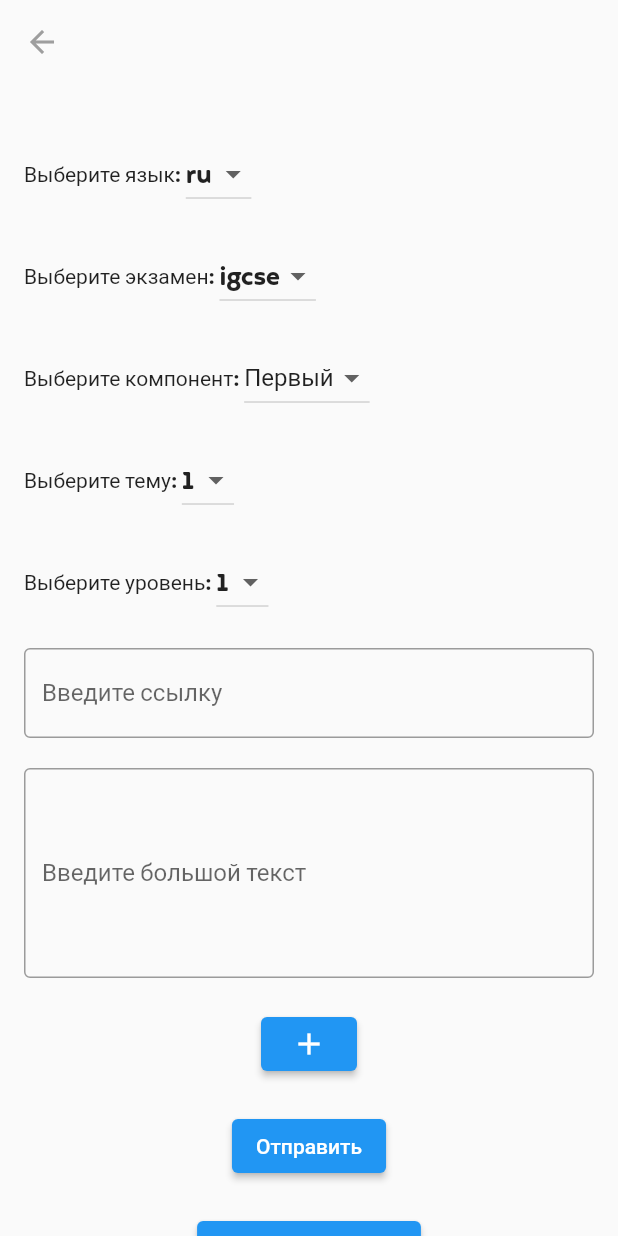
After one commit to chillit/codehub2, a Flutter app: the MyForm screen opened directly, after a tap on "Отправить", on a phone screen of 412 x 824 dp. The commit adds this screen. Run offline on Flutter 3.47's test engine with Material 2 defaults, Android fonts, the phone set to English and light mode, and no system bars; our stand-ins replace awesome_dialog, firebase_auth, firebase_core, firebase_database, firebase_messaging, just_audio and 1 more; accounts and stored records are empty; generated files the repository leaves out were written again.

Commit message:
add courses from teachers and can see the diff variations of level

```diff
--- a/lib/l10n/app_en.arb
+++ b/lib/l10n/app_en.arb
@@ -50,5 +50,8 @@
     "no": "No",
     "yes": "Yes",
     "oshibka": "Something went wrong :(",
-    "noMistakesMessage": "You don't have any recent mistakes :)"
+    "noMistakesMessage": "You don't have any recent mistakes :)",
+    "cong": "Congrats!!",
+    "lvlcomp": "Level completed successfully.",
+    "proscore": "Score"
 }
--- a/lib/l10n/app_kk.arb
+++ b/lib/l10n/app_kk.arb
@@ -55,5 +55,8 @@
     "no": "Жоқ",
     "yes": "Иә",
     "oshibka": "Бірдеңе дұрыс емес болып кетті :(",
-    "noMistakesMessage": "Сізде соңғы қателер жоқ :)"
+    "noMistakesMessage": "Сізде соңғы қателер жоқ :)",
+    "cong": "Құттықтаймыз!",
+    "lvlcomp": "Деңгей сәтті өттілді.",
+    "Proscore": "Нәтиже"
 }
--- a/lib/l10n/app_ru.arb
+++ b/lib/l10n/app_ru.arb
@@ -49,5 +49,8 @@
     "no": "Нет",
     "yes": "Да",
     "oshibka": "Что-то пошло не так :(",
-    "noMistakesMessage": "У вас нет последних ошибок"
+    "noMistakesMessage": "У вас нет последних ошибок",
+    "cong": "Поздравляем!",
+    "lvlcomp": "Уровень успешно пройден.",
+    "proscore": "Результат"
 }
--- a/lib/src/home/appbar_home_screen.dart
+++ b/lib/src/home/appbar_home_screen.dart
@@ -63,7 +63,9 @@ class _AppBarHomeScreenState extends State<AppBarHomeScreen> {
       leading: IconButton(
         padding: const EdgeInsets.only(left: 16),
         icon: Image.asset(image),
-        onPressed: () {},
+        onPressed: () {
+          Navigator.pop(context);
+        },
       ),
       elevation: 3,
       actions: <Widget>[
--- /dev/null
+++ b/lib/src/home/main_screen/questions/createq.dart
@@ -0,0 +1,366 @@
+import 'package:firebase_auth/firebase_auth.dart';
+import 'package:flutter/material.dart';
+import 'package:firebase_core/firebase_core.dart';
+import 'package:firebase_database/firebase_database.dart';
+import 'package:intl/intl.dart';
+
+class MyForm extends StatefulWidget {
+  @override
+  State<MyForm> createState() => _MyFormState();
+}
+
+class _MyFormState extends State<MyForm> {
+  final referenceDatabase = FirebaseDatabase.instance.reference();
+  List<Map<String, dynamic>> _formData = [];
+  List<Map<String, dynamic>> _questionsData = [];
+  String textAnswerValue = '';
+  String component = 'Первый';
+  int topic = 1;
+  String exam = "igcse";
+  int levelValue = 1;
+  String linkValue = '';
+  String bigTextValue = '';
+  String language = "ru";
+  final FirebaseDatabase _database = FirebaseDatabase.instance;
+  String name = "";
+
+  void _saveToDatabase() async {
+    FirebaseAuth.instance.authStateChanges().listen((User? user) async {
+      if (user == null) {
+        print('User is currently signed out!');
+      } else {
+        String currentDate = DateTime.now().toIso8601String().split('T')[0];
+        final nameSnapshot =
+        await _database.reference().child('users/${user.uid}/Username').once();
+        name = nameSnapshot.snapshot.value?.toString() ?? '';
+        referenceDatabase
+            .child(
+            'exams/${language}/${exam}/${component == "Первый" ? 0 : 1}/${topic - 1}/${levelValue - 1}/${user.uid}')
+            .set({
+          'link': linkValue,
+          'Text': bigTextValue,
+          'teacher': name,
+          'date': currentDate,
+          'questions': _questionsData,
+        });
+      }
+    });
+  }
+
+  void _getDataFromDatabase() {
+    referenceDatabase.child('formData').once().then((DatabaseEvent snapshot) {
+      Map<dynamic, dynamic> values = snapshot.snapshot.value as Map<dynamic, dynamic>;
+      values.forEach((key, value) {
+        print('Key: $key, Value: $value');
+      });
+    });
+  }
+
+  @override
+  Widget build(BuildContext context) {
+    return Scaffold(
+      appBar: AppBar(
+        backgroundColor: Colors.transparent,
+        elevation: 0,
+        leading: IconButton(
+          icon: Icon(
+            Icons.arrow_back,
+            color: Colors.grey,
+          ),
+          onPressed: () {
+            Navigator.pop(context);
+          },
+        ),
+      ),
+      body: SingleChildScrollView(
+        child: Container(
+          padding: EdgeInsets.all(16.0),
+          child: Column(
+            children: [
+              SizedBox(height: 20),
+              Row(
+                children: [
+                  Text('Выберите язык: '),
+                  DropdownButton<String>(
+                    value: language,
+                    items: <String>['ru', 'en', 'kz'].map((String value) {
+                      return DropdownMenuItem<String>(
+                        value: value,
+                        child: Text(value),
+                      );
+                    }).toList(),
+                    onChanged: (String? newValue) {
+                      setState(() {
+                        language = newValue!;
+                      });
+                    },
+                  ),
+                ],
+              ),
+              SizedBox(height: 20),
+              Row(
+                children: [
+                  Text('Выберите экзамен: '),
+                  DropdownButton<String>(
+                    value: exam,
+                    items: <String>['igcse', 'ent'].map((String value) {
+                      return DropdownMenuItem<String>(
+                        value: value,
+                        child: Text(value),
+                      );
+                    }).toList(),
+                    onChanged: (String? newValue) {
+                      setState(() {
+                        exam = newValue!;
+                      });
+                    },
+                  ),
+                ],
+              ),
+              SizedBox(height: 20),
+              Row(
+                children: [
+                  Text('Выберите компонент: '),
+                  DropdownButton<String>(
+                    value: component,
+                    items: <String>['Первый', 'Второй'].map((String value) {
+                      return DropdownMenuItem<String>(
+                        value: value,
+                        child: Text(value),
+                      );
+                    }).toList(),
+                    onChanged: (String? newValue) {
+                      setState(() {
+                        component = newValue!;
+                      });
+                    },
+                  ),
+                ],
+              ),
+              SizedBox(height: 20),
+              Row(
+                children: [
+                  Text('Выберите тему: '),
+                  DropdownButton<int>(
+                    value: topic,
+                    items: <int>[1, 2, 3, 4, 5, 6].map((int value) {
+                      return DropdownMenuItem<int>(
+                        value: value,
+                        child: Text(value.toString()),
+                      );
+                    }).toList(),
+                    onChanged: (int? newValue) {
+                      setState(() {
+                        topic = newValue!;
+                      });
+                    },
+                  ),
+                ],
+              ),
+              SizedBox(height: 20),
+              Row(
+                children: [
+                  Text('Выберите уровень: '),
+                  DropdownButton<int>(
+                    value: levelValue,
+                    items: <int>[1, 2, 3, 4, 5, 6].map((int value) {
+                      return DropdownMenuItem<int>(
+                        value: value,
+                        child: Text(value.toString()),
+                      );
+                    }).toList(),
+                    onChanged: (int? newValue) {
+                      setState(() {
+                        levelValue = newValue!;
+                      });
+                    },
+                  ),
+                ],
+              ),
+              SizedBox(height: 20),
+              TextFormField(
+                onChanged: (value) {
+                  setState(() {
+                    linkValue = value;
+                  });
+                },
+                decoration: InputDecoration(
+                  labelText: 'Введите ссылку',
+                  border: OutlineInputBorder(),
+                ),
+              ),
+              SizedBox(height: 20),
+              TextFormField(
+                onChanged: (value) {
+                  setState(() {
+                    bigTextValue = value;
+                  });
+                },
+                maxLines: 5,
+                decoration: InputDecoration(
+                  labelText: 'Введите большой текст',
+                  border: OutlineInputBorder(),
+                ),
+              ),
+              SizedBox(height: 20),
+              StatefulBuilder(builder: (context, setState) {
+                return Column(
+                  children: [
+                    for (var question in _questionsData) ...[
+                      Text("Question: ${question['question']}"),
+                      Text("Type: ${question['questionType']}"),
+                      if (question['questionType'] == 'Выборочная') ...[
+                        Text("Options: ${question['options']}"),
+                        Text("Correct Answer Index: ${question['correctAnswerIndex']}"),
+                      ] else ...[
+                        Text("Answer: ${question['textAnswer']}"),
+                      ],
+                      SizedBox(height: 10),
+                    ],
+                    ElevatedButton(
+                      onPressed: () {
+                        showDialog(
+                          context: context,
+                          builder: (BuildContext context) {
+                            String newQuestion = '';
+                            String questionType = 'Выборочная';
+                            List<String> options = [];
+                            int correctAnswerIndex = 0;
+                            String textAnswerValue = '';
+                            return StatefulBuilder(
+                              builder: (context, setState) {
+                                return Dialog(
+                                  shape: RoundedRectangleBorder(
+                                    borderRadius: BorderRadius.circular(20.0),
+                                  ),
+                                  child: Container(
+                                    padding: EdgeInsets.all(20),
+                                    child: SingleChildScrollView(
+                                      child: Column(
+                                        mainAxisSize: MainAxisSize.min,
+                                        children: <Widget>[
+                                          TextFormField(
+                                            onChanged: (value) {
+                                              newQuestion = value;
+                                            },
+                                            decoration: InputDecoration(
+                                              labelText: 'Введите вопрос',
+                                              border: OutlineInputBorder(),
+                                            ),
+                                          ),
+                                          SizedBox(height: 20),
+                                          DropdownButton<String>(
+                                            value: questionType,
+                                            items: <String>['Выборочная', 'Текстовая'].map((String value) {
+                                              return DropdownMenuItem<String>(
+                                                value: value,
+                                                child: Text(value),
+                                              );
+                                            }).toList(),
+                                            onChanged: (String? newValue) {
+                                              setState(() {
+                                                questionType = newValue!;
+                                                options.clear();
+                                              });
+                                            },
+                                            hint: Text('Выберите тип вопроса'),
+                                          ),
+                                          SizedBox(height: 20),
+                                          if (questionType == 'Выборочная') ...{
+                                            for (int i = 0; i < 4; i++)
+                                              Padding(
+                                                padding: EdgeInsets.only(bottom: 10),
+                                                child: TextFormField(
+                                                  onChanged: (value) {
+                                                    options.add(value);
+                                                  },
+                                                  decoration: InputDecoration(
+                                                    labelText: 'Введите вариант ответа ${i + 1}',
+                                                    border: OutlineInputBorder(),
+                                                  ),
+                                                ),
+                                              ),
+                                            TextFormField(
+                                              onChanged: (value) {
+                                                correctAnswerIndex = int.tryParse(value) ?? 0;
+                                              },
+                                              decoration: InputDecoration(
+                                                labelText: 'Индекс правильного ответа',
+                                                border: OutlineInputBorder(),
+                                              ),
+                                            ),
+                                          } else ...{
+                                            TextFormField(
+                                              onChanged: (value) {
+                                                textAnswerValue = value;
+                                              },
+                                              decoration: InputDecoration(
+                                                labelText: 'Введите правильный ответ',
+                                                border: OutlineInputBorder(),
+                                              ),
+                                            ),
+                                          },
+                                          SizedBox(height: 20),
+                                          ElevatedButton(
+                                            onPressed: () {
+                                              setState(() {
+                                                if (questionType == 'Выборочная') {
+                                                  _questionsData.add({
+                                                    'question': newQuestion,
+                                                    'questionType': "multipleChoice",
+                                                    'options': List.from(options),
+                                                    'correctAnswerIndex': correctAnswerIndex,
+                                                  });
+                                                } else {
+                                                  _questionsData.add({
+                                                    'question': newQuestion,
+                                                    'questionType': "textInput",
+                                                    'correctInputAns': textAnswerValue,
+                                                  });
+                                                }
+                                                newQuestion = '';
+                                                questionType = 'Выборочная';
+                                                options.clear();
+                                                correctAnswerIndex = 0;
+                                                textAnswerValue = '';
+                                              });
+                                              Navigator.of(context).pop();
+                                            },
+                                            child: Text('Добавить'),
+                                          ),
+                                        ],
+                                      ),
+                                    ),
+                                  ),
+                                );
+                              },
+                            );
+                          },
+                        );
+                      },
+                      child: Icon(Icons.add),
+                    ),
+                  ],
+                );
+              }),
+              SizedBox(height: 20),
+              ElevatedButton(
+                onPressed: () {
+                  _saveToDatabase();
+                },
+                child: Text('Отправить'),
+              ),
+              SizedBox(height: 20),
+              ElevatedButton(
+                onPressed: () {
+                  _getDataFromDatabase();
+                },
+                child: Text('Получить данные'),
+              ),
+            ],
+          ),
+        ),
+      ),
+    );
+  }
+}
--- a/lib/src/pages/create_account.dart
+++ b/lib/src/pages/create_account.dart
@@ -235,6 +235,7 @@ class _CreateUserState extends State<CreateUser> {
         'points': 0,
         'level': 1,
         'locale': locale.languageCode,
+        'role': "student",
         'topics': (language == "ent")
             ? {
           '0': 1,
```
Also changed, not shown: lib/main.dart (+17 -4 lines), lib/src/home/main_screen/home_screen.dart (+14 -4 lines), lib/src/home/main_screen/questions/levelvar.dart (added, +158 -0 lines), lib/src/home/main_screen/questions/models/result_screen.dart (+16 -8 lines), 2 other files.
